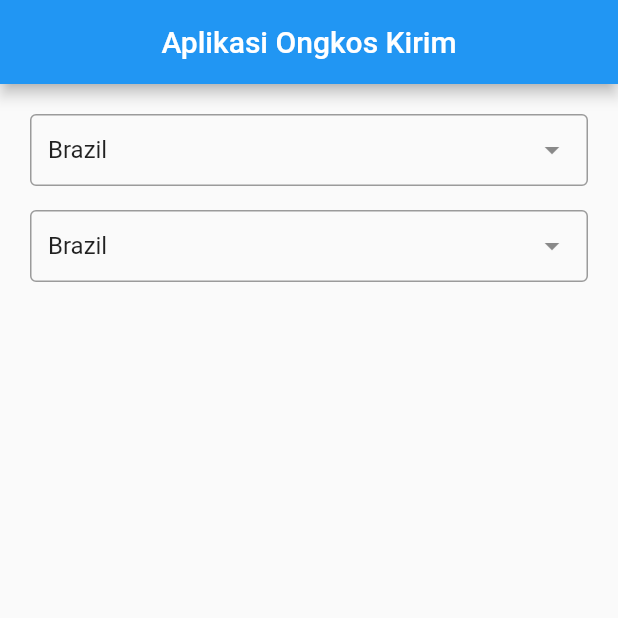
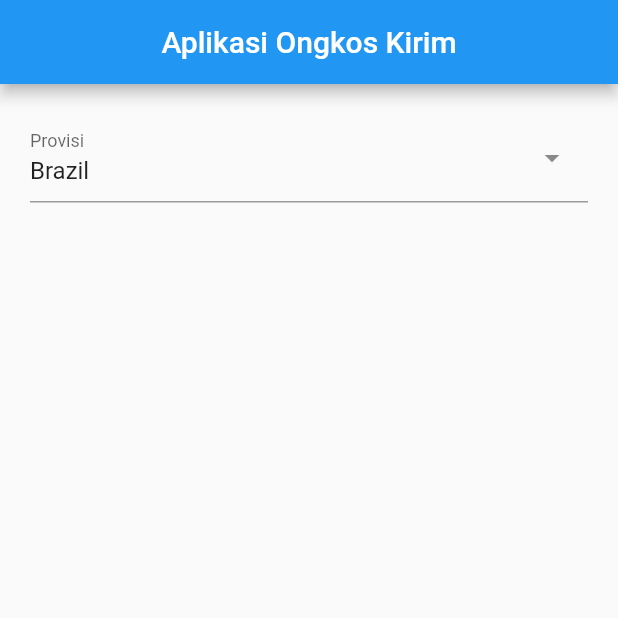
Before and after one commit to aprxty3/ongkir_apps, a Flutter app: the screen it shows after launch, on a phone screen of 412 x 824 dp, the top half of it. Run offline on Flutter 3.47's test engine with Material 2 defaults, Android fonts, the phone set to English and light mode, and no system bars; drawn by our look-alikes of dropdown_search; our stand-ins replace get.

Commit message:
change version

```diff
--- a/lib/app/modules/home/views/home_view.dart
+++ b/lib/app/modules/home/views/home_view.dart
@@ -17,26 +17,24 @@ class HomeView extends GetView<HomeController> {
           padding: const EdgeInsets.all(20),
           children: [
             DropdownSearch<String>(
-              popupProps: PopupProps.dialog(
-                showSelectedItems: true,
-                disabledItemFn: (String s) => s.startsWith('I'),
+              mode: Mode.MENU,
+              items: [
+                "Jateng",
+                "DIY (Jatim)",
+                "Banten",
+                'DKI Jakarta',
+                'Jabar'
+              ],
+              dropdownSearchDecoration: InputDecoration(
+                labelText: "Provisi",
+                hintText: "Pilih Provinsi",
               ),
-              items: ["Brazil", "Italia (Disabled)", "Tunisia", 'Canada'],
               onChanged: print,
               selectedItem: "Brazil",
             ),
             SizedBox(
               height: 16,
             ),
-            DropdownSearch<String>.multiSelection(
-              items: ["Brazil", "Italia (Disabled)", "Tunisia", 'Canada'],
-              popupProps: PopupPropsMultiSelection.menu(
-                showSelectedItems: true,
-                disabledItemFn: (String s) => s.startsWith('I'),
-              ),
-              onChanged: print,
-              selectedItems: ["Brazil"],
-            )
           ],
         ));
   }
--- a/pubspec.yaml
+++ b/pubspec.yaml
@@ -7,10 +7,10 @@ environment:
 
 dependencies:
   cupertino_icons: ^1.0.2
-  dropdown_search: ^5.0.2
+  dropdown_search: ^0.6.3
   flutter:
     sdk: flutter
-  get: 4.6.5
+  get: ^4.6.5
   http: ^0.13.5
 
 dev_dependencies:
@@ -18,7 +18,7 @@ dev_dependencies:
   flutter_lints: ^2.0.0
   flutter_test:
     sdk: flutter
-  lints: 2.0.0
+  lints: ^2.0.0
 
 flutter:
   uses-material-design: true
```
Also changed, not shown: pubspec.lock.
